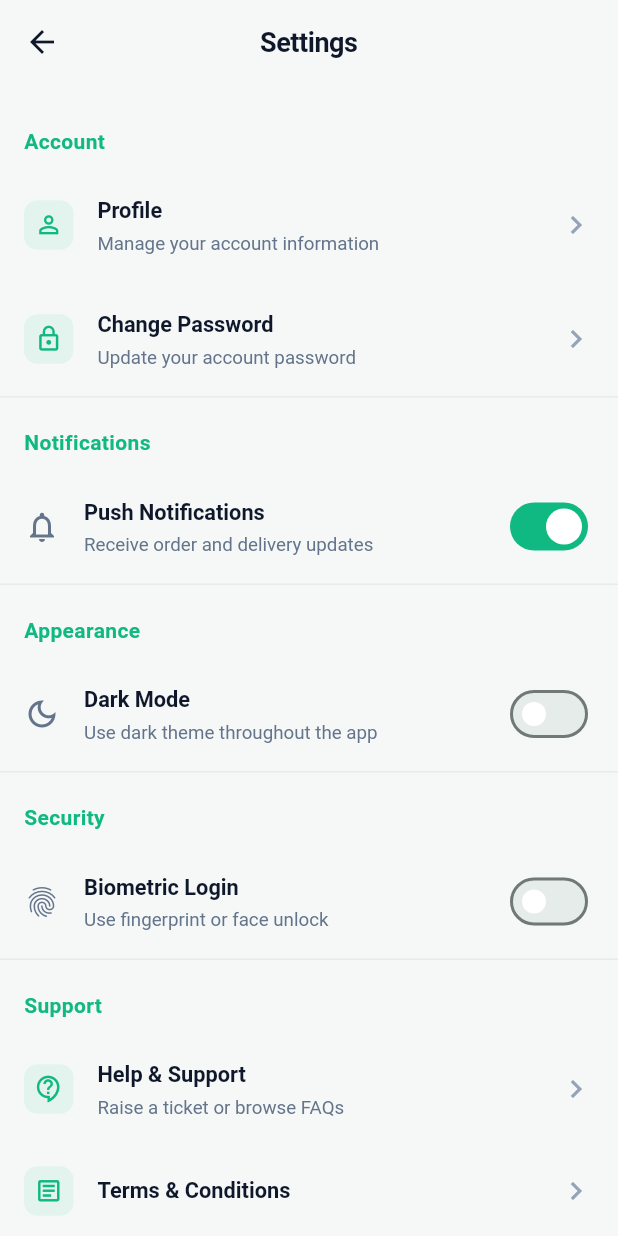
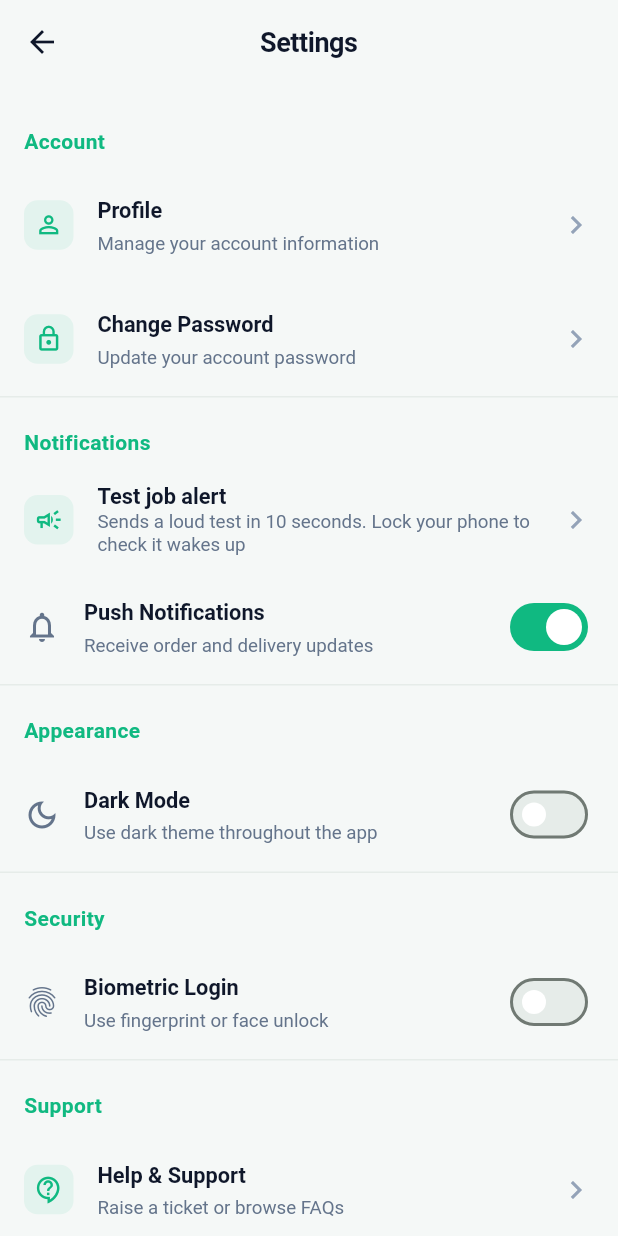
Before and after one commit to ExecutiveDirector/Rider, a Flutter app: the SettingsScreen screen opened by its route, on a phone screen of 412 x 824 dp. Run offline on Flutter 3.47's test engine with Material 3 defaults, Android fonts, the phone set to English and light mode, and no system bars; our stand-ins replace audioplayers, connectivity_plus, dio, firebase_core, firebase_messaging, fl_chart and 9 more; accounts and stored records are empty; network calls fail.

Commit message:
feat(push): Test job alert in rider settings
Co-Authored-By: Claude Sonnet 5.5 <noreply@anthropic.com>
Claude-Session: https://claude.ai/code/session_01HTB4CtiHjJ4hokX5nyqdxt

```diff
--- a/lib/core/constants/api_constants.dart
+++ b/lib/core/constants/api_constants.dart
@@ -26,6 +26,7 @@ class ApiConstants {
   static const String completedOrders = '/riders/orders/completed';
   static const String ordersBase = '/riders/orders'; // + /:id[/verb]
   static const String pushTokenRegister = '/riders/push-token/register';
+  static const String pushTest = '/riders/push-test';
   static const String pushTokenUnregister = '/riders/push-token/unregister';
 
   // Tracking
--- a/lib/core/services/notification_service.dart
+++ b/lib/core/services/notification_service.dart
@@ -9,6 +9,7 @@ import '../../data/providers/order_provider.dart';
 import 'provider_container.dart';
 import 'api_service.dart';
 import '../constants/api_constants.dart';
+import 'package:dio/dio.dart' show DioException;
 
 const _kNewOrderChannelId = 'new_order_channel';
 
@@ -70,7 +71,8 @@ Future<void> _firebaseBackgroundHandler(RemoteMessage message) async {
   debugPrint('[FCM] Background message: ${message.messageId}');
   final data = message.data;
   // A message that carries a `notification` block is shown by the system.
-  if (message.notification != null || data['type'] != 'new_order') return;
+  if (message.notification != null ||
+      (data['type'] != 'new_order' && data['type'] != 'test_alert')) return;
 
   final plugin = FlutterLocalNotificationsPlugin();
   await plugin.initialize(const InitializationSettings(
@@ -233,6 +235,24 @@ class NotificationService {
     if (token != null) await _registerTokenWithBackend(token);
   }
 
+  /// Asks the server to push a loud test alert to this phone after [delaySeconds];
+  /// the rider locks the phone to check it wakes up. Returns text to show.
+  Future<String> sendTestAlert({int delaySeconds = 10}) async {
+    try {
+      final res = await ApiService.instance
+          .post(ApiConstants.pushTest, data: {'delay_seconds': delaySeconds});
+      final n = res.data is Map ? res.data['active_devices'] : null;
+      return 'Test alert sends in $delaySeconds seconds to ${n ?? 1} device(s). Lock your phone now.';
+    } on DioException catch (e) {
+      final d = e.response?.data;
+      return (d is Map && d['error'] != null)
+          ? d['error'].toString()
+          : 'Could not reach the server. Check your internet.';
+    } catch (_) {
+      return 'Could not send the test alert.';
+    }
+  }
+
   /// Call on logout. Matches DELETE /riders/push-token/unregister
   /// (riderController.unregisterRiderPushToken). Best-effort — if this
   /// fails the token just goes stale on the backend, which is harmless.
--- a/lib/features/settings/settings_screen.dart
+++ b/lib/features/settings/settings_screen.dart
@@ -146,6 +146,16 @@ class _SettingsScreenState extends ConsumerState<SettingsScreen> {
           const Divider(),
 
           _sectionTitle('Notifications'),
+          _tile(
+            icon: Icons.campaign_outlined,
+            title: 'Test job alert',
+            subtitle: 'Sends a loud test in 10 seconds. Lock your phone to check it wakes up',
+            onTap: () async {
+              final msg = await NotificationService.instance.sendTestAlert();
+              if (!mounted) return;
+              ScaffoldMessenger.of(context).showSnackBar(SnackBar(content: Text(msg)));
+            },
+          ),
           SwitchListTile(
             secondary: const Icon(Icons.notifications_outlined),
             title: const Text('Push Notifications'),
```
